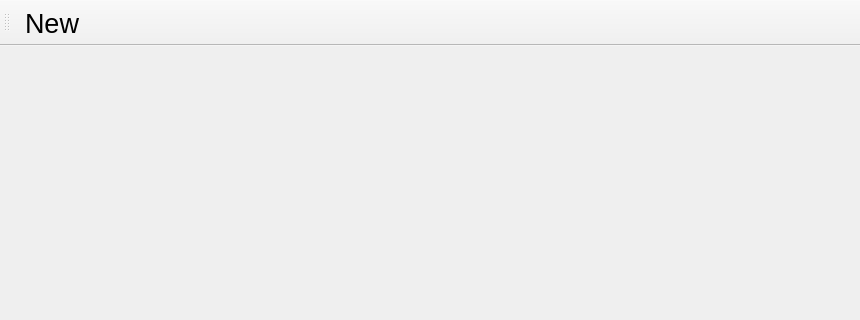
This is OOP/Lab2/OOPLab2/mainwindow.ui in Oleksii-Adamov/University-assignments-2-nd-year- as Qt 5 draws it before an edit; both pictures show x 0 to 860 and y 0 to 320 of the 860 by 540 pixel window. The edited form follows.
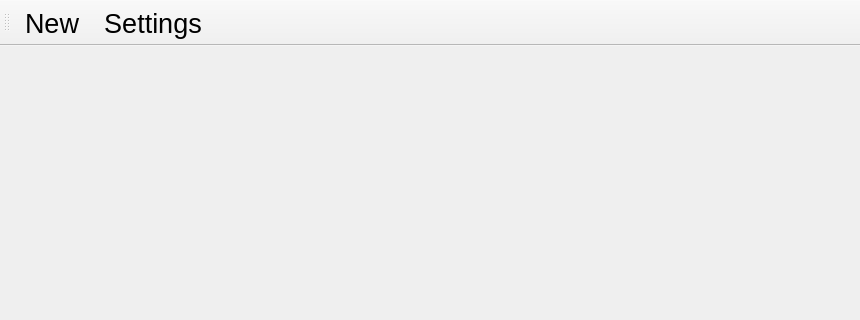
This is the edited form.

```diff
--- a/OOP/Lab2/OOPLab2/mainwindow.ui
+++ b/OOP/Lab2/OOPLab2/mainwindow.ui
@@ -61,6 +61,7 @@
     <bool>false</bool>
    </attribute>
    <addaction name="actionNew"/>
+   <addaction name="actionSettings"/>
   </widget>
   <action name="actionNew">
    <property name="text">
@@ -72,6 +73,16 @@
     </font>
    </property>
   </action>
+  <action name="actionSettings">
+   <property name="text">
+    <string>Settings</string>
+   </property>
+   <property name="font">
+    <font>
+     <pointsize>20</pointsize>
+    </font>
+   </property>
+  </action>
  </widget>
  <resources/>
  <connections/>
```
